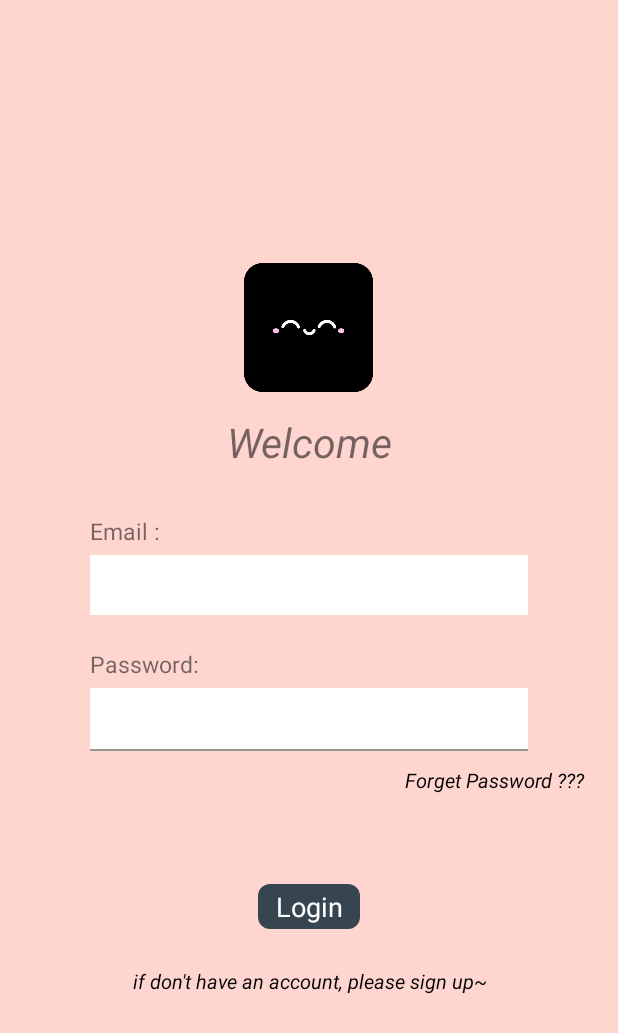
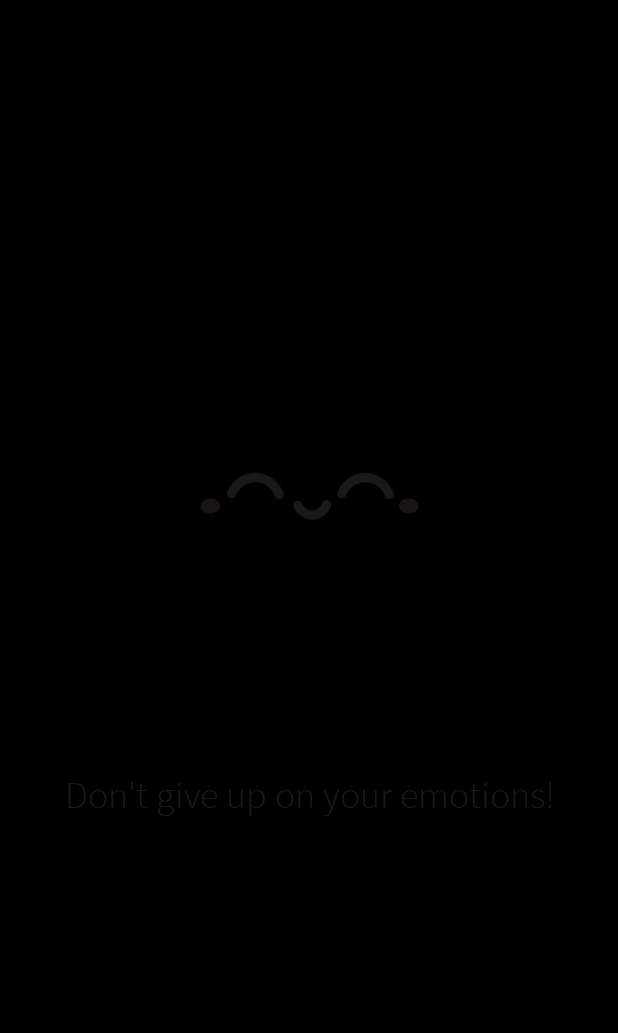
Before and after one commit to xEvl7/Mood-Tracker, an Android app: the first screen one second after launch (Login before the commit, SplashScreen after it), on a phone screen of 412 x 824 dp. Shown: the top 1033 px of the screen. Run offline under Robolectric (Android 15) with nearby library versions, the phone set to English and light mode, and no system bars.

Commit message:
add splash screen

```diff
--- /dev/null
+++ b/app/src/main/java/my/edu/utar/moodtracker/SplashScreen.java
@@ -0,0 +1,55 @@
+package my.edu.utar.moodtracker;
+
+import androidx.appcompat.app.AppCompatActivity;
+
+import android.content.Intent;
+import android.os.Bundle;
+import android.os.Handler;
+import android.view.WindowManager;
+import android.view.animation.Animation;
+import android.view.animation.AnimationUtils;
+import android.widget.ImageView;
+import android.widget.TextView;
+
+import my.edu.utar.moodtracker.utils.Shared;
+
+public class SplashScreen extends AppCompatActivity {
+
+    Animation anim;
+    ImageView logo;
+    TextView slogan;
+
+    private static int SPLASH_SCREEN = 3000;
+
+    @Override
+    protected void onCreate(Bundle savedInstanceState) {
+        super.onCreate(savedInstanceState);
+        getWindow().setFlags(WindowManager.LayoutParams.FLAG_FULLSCREEN, WindowManager.LayoutParams.FLAG_FULLSCREEN);
+        setContentView(R.layout.activity_splash_screen);
+
+        Shared.initialize(getBaseContext());
+
+        anim = AnimationUtils.loadAnimation(this,R.anim.splash_anim);
+
+        logo= findViewById(R.id.splashImage);
+        slogan = findViewById(R.id.splashText);
+
+        logo.setAnimation(anim);
+        slogan.setAnimation(anim);
+
+        slogan.setTypeface(Shared.fontLight);
+
+        new Handler().postDelayed(new Runnable(){
+
+            @Override
+            public void run() {
+                Intent intent = new Intent(SplashScreen.this, Login.class);
+                startActivity(intent);
+                overridePendingTransition(android.R.anim.fade_in, android.R.anim.fade_out);
+                finish();
+            }
+
+        },SPLASH_SCREEN);
+
+    }
+}
--- /dev/null
+++ b/app/src/main/res/anim/splash_anim.xml
@@ -0,0 +1,11 @@
+<?xml version="1.0" encoding="utf-8"?>
+<set xmlns:android="http://schemas.android.com/apk/res/android">
+    <translate
+        android:duration="1500"
+        android:fromXDelta="-200%"
+        android:fromYDelta="0%" />
+    <alpha
+        android:duration="1500"
+        android:fromAlpha="0.1"
+        android:toAlpha="1.0" />
+</set>
--- /dev/null
+++ b/app/src/main/res/layout/activity_splash_screen.xml
@@ -0,0 +1,59 @@
+<?xml version="1.0" encoding="utf-8"?>
+<androidx.constraintlayout.widget.ConstraintLayout xmlns:android="http://schemas.android.com/apk/res/android"
+    xmlns:app="http://schemas.android.com/apk/res-auto"
+    xmlns:tools="http://schemas.android.com/tools"
+    android:layout_width="match_parent"
+    android:layout_height="match_parent"
+    tools:context=".SplashScreen"
+    android:background="@color/black">
+
+    <ImageView
+        android:id="@+id/splashImage"
+        android:layout_width="291dp"
+        android:layout_height="261dp"
+        android:layout_marginStart="10dp"
+        android:layout_marginTop="200dp"
+        android:layout_marginEnd="10dp"
+        android:scaleType="fitCenter"
+        android:src="@drawable/logo"
+        app:layout_constraintEnd_toEndOf="parent"
+        app:layout_constraintStart_toStartOf="parent"
+        app:layout_constraintTop_toTopOf="parent" />
+
+<!--
+    <TextView
+        android:id="@+id/splashTitle"
+        android:layout_width="match_parent"
+        android:layout_height="wrap_content"
+        android:text="@string/splashTitleName"
+        android:textColor="#FFFFFF"
+        app:layout_constraintBottom_toBottomOf="@id/splashImage"
+        app:layout_constraintEnd_toEndOf="parent"
+        app:layout_constraintStart_toStartOf="parent"
+        android:textSize="39sp"
+        app:autoSizeTextType="uniform"
+        android:textAlignment="center"
+        android:gravity="center_horizontal"/>
+-->
+
+    <TextView
+        android:id="@+id/splashText"
+        android:layout_width="match_parent"
+        android:layout_height="wrap_content"
+        android:layout_marginTop="36dp"
+        android:layout_marginBottom="143dp"
+        android:gravity="center_horizontal"
+        android:paddingTop="16dp"
+        android:text="@string/splashSlogan"
+        android:textAlignment="center"
+        android:textColor="#FFFFFF"
+        android:textSize="25sp"
+        app:autoSizeTextType="uniform"
+        app:layout_constraintBottom_toBottomOf="parent"
+        app:layout_constraintEnd_toEndOf="parent"
+        app:layout_constraintHorizontal_bias="0.0"
+        app:layout_constraintStart_toStartOf="parent"
+        app:layout_constraintTop_toBottomOf="@+id/splashImage"
+        app:layout_constraintVertical_bias="0.0" />
+
+</androidx.constraintlayout.widget.ConstraintLayout>
--- a/app/src/main/res/values/colors.xml
+++ b/app/src/main/res/values/colors.xml
@@ -26,5 +26,6 @@
     <color name="purple">#C3B1E1</color>
     <color name="ferra">#734652</color>
     <color name="pink">#FED5CF</color>
+    <color name="darkpink">#CD9495</color>
 
 </resources>
--- a/app/src/main/res/values/strings.xml
+++ b/app/src/main/res/values/strings.xml
@@ -32,4 +32,6 @@
     <string name="forget_password">Forget Password ???</string>
     <string name="diary_menu_picture">Insert picture</string>
     <string name="diary_menu_emoji">Insert emoji&amp;sticker</string>
+    <string name="splashTitleName">Mood Tracker</string>
+    <string name="splashSlogan">Don\'t give up on your emotions!</string>
 </resources>
--- a/app/src/main/res/values/themes.xml
+++ b/app/src/main/res/values/themes.xml
@@ -2,12 +2,12 @@
     <!-- Base application theme. -->
     <style name="Theme.MoodTracker" parent="Theme.MaterialComponents.Light.NoActionBar">
         <!-- Primary brand color. -->
-        <item name="colorPrimary">@color/pink</item>
+        <item name="colorPrimary">@color/darkpink</item>
         <item name="colorPrimaryVariant">@color/pink</item>
         <item name="colorOnPrimary">@color/white</item>
         <!-- Secondary brand color. -->
-        <item name="colorSecondary">@color/ferra</item>
-        <item name="colorSecondaryVariant">@color/ferra</item>
+        <item name="colorSecondary">@color/darkpink</item>
+        <item name="colorSecondaryVariant">@color/darkpink</item>
         <item name="colorOnSecondary">@color/black</item>
         <!-- Status bar color. -->
         <item name="android:statusBarColor" tools:targetApi="l">?attr/colorPrimaryVariant</item>
```
Also changed, not shown: app/src/main/AndroidManifest.xml (+57 -60 lines), app/src/main/java/my/edu/utar/moodtracker/Reminder.java (+13 -0 lines), app/src/main/java/my/edu/utar/moodtracker/ReminderSettings.java (deleted, +0 -32 lines), app/src/main/java/my/edu/utar/moodtracker/Settings.java (+0 -9 lines), app/src/main/java/my/edu/utar/moodtracker/diaryPage.java (+7 -6 lines), app/src/main/res/drawable/button2.xml (added, +9 -0 lines), app/src/main/res/layout/activity_diary_page.xml (+4 -3 lines), app/src/main/res/layout/activity_reminder.xml (+10 -6 lines), app/src/main/res/layout/activity_reminder_settings.xml (deleted, +0 -34 lines).
